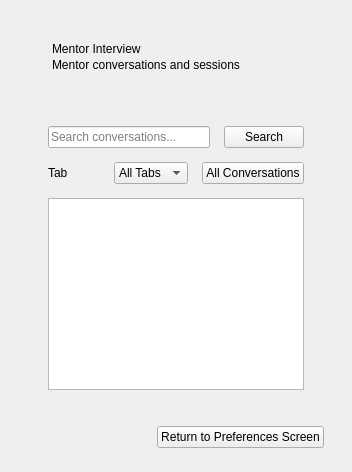
Qt form ui/mentor_interview_page.ui (MS-Sezgin/crm_project) before a commit.
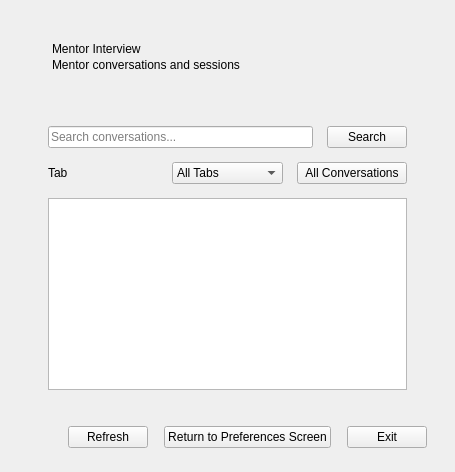
The same form after that commit.

Commit message: Update Drive sync, refresh, logout, exit and background download

What changed in the file:
```diff
--- a/ui/mentor_interview_page.ui
+++ b/ui/mentor_interview_page.ui
@@ -62,7 +62,9 @@
    <item>
     <layout class="QHBoxLayout" name="footerRow">
      <item><spacer name="footerSpacer"><property name="orientation"><enum>Qt::Orientation::Horizontal</enum></property><property name="sizeHint" stdset="0"><size><width>40</width><height>20</height></size></property></spacer></item>
+     <item><widget class="QPushButton" name="btnRefresh"><property name="text"><string>Refresh</string></property></widget></item>
      <item><widget class="QPushButton" name="btnReturn"><property name="text"><string>Return to Preferences Screen</string></property></widget></item>
+     <item><widget class="QPushButton" name="btnExit"><property name="text"><string>Exit</string></property></widget></item>
     </layout>
    </item>
   </layout>
```
The commit also changes 18 other files.
